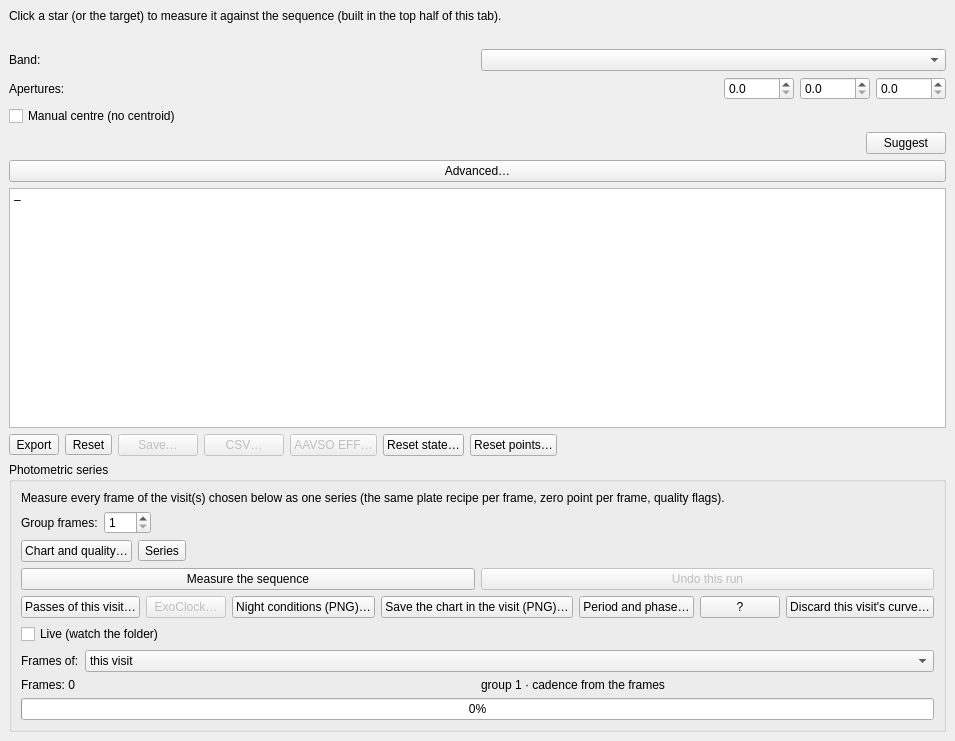
Above: nightscribe/gui/ui/ufe_measure_tab.ui from irydeo/nightscribe before the change. Below: the same form after it.
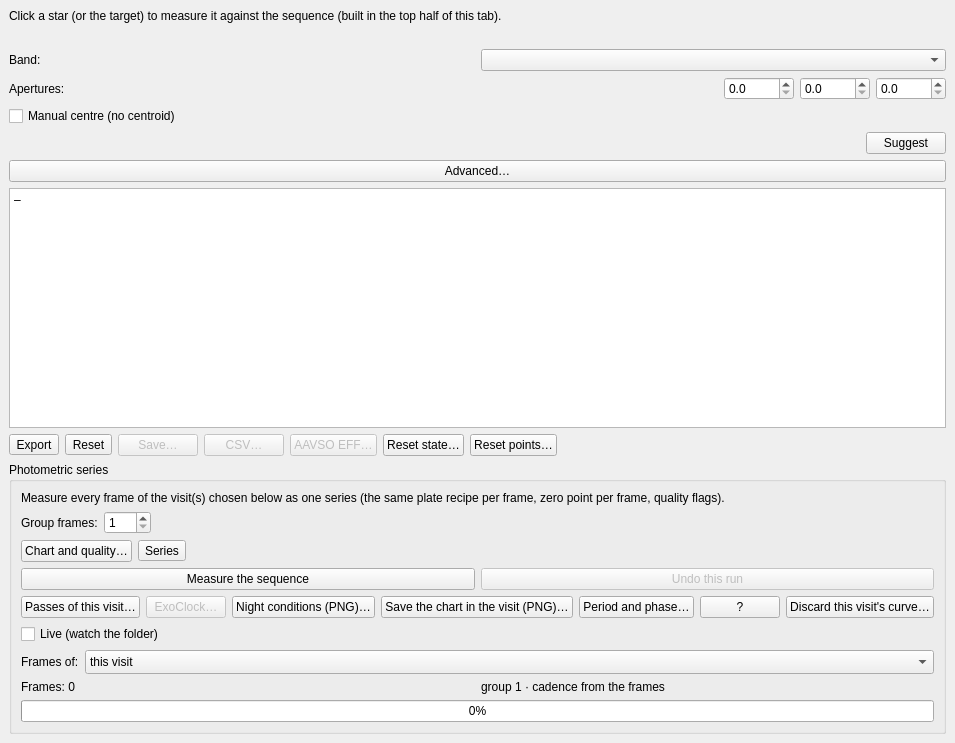
That is the form after the change.

Commit message: ufe: the duplicated Reset points button, and the last three Windows measurements

Diff of the .ui file:
```diff
--- a/nightscribe/gui/ui/ufe_measure_tab.ui
+++ b/nightscribe/gui/ui/ufe_measure_tab.ui
@@ -542,6 +542,12 @@
           <property name="toolTip">
            <string>Which frames the series measures. THIS VISIT is the night you have open (the normal way). ALL THE VISITS measures every night of the project in ONE pass: each night's points are filed in its own visit, the whole pass is undone with one click, and the curve shows all the nights together (one pass per night). It needs a project with more than one visit with frames: with only one, this stays off and says why</string>
           </property>
+          <property name="sizeAdjustPolicy">
+           <enum>QComboBox::AdjustToMinimumContentsLengthWithIcon</enum>
+          </property>
+          <property name="minimumContentsLength">
+           <number>12</number>
+          </property>
           <property name="minimumSize">
            <size>
             <width>190</width>
```
The commit also changes 6 other files.
